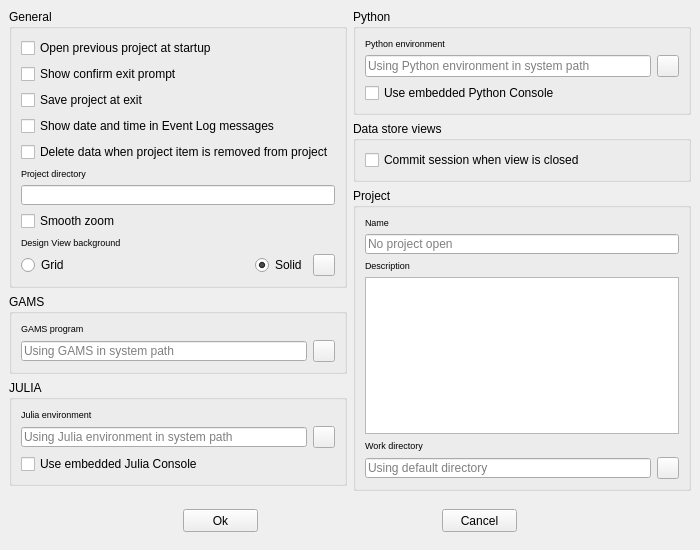
First picture: the form in spinetoolbox/ui/settings.ui, repository spine-tools/Spine-Toolbox, before the edit.
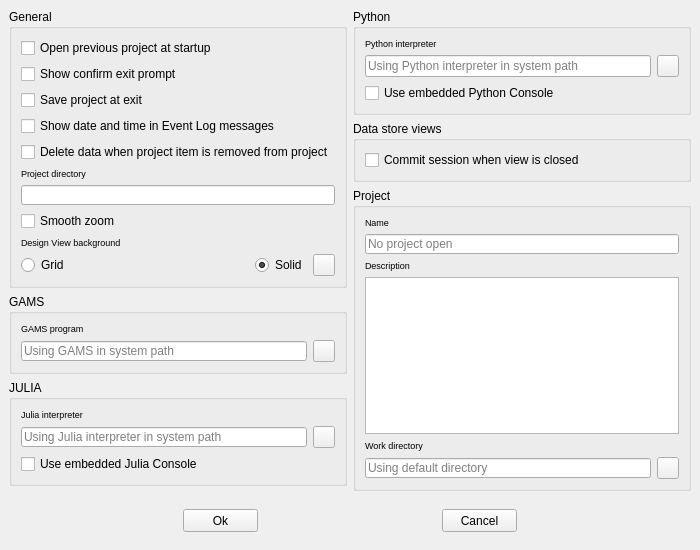
Second picture: the form after the edit.

Commit message: Settings widget now checks that the selected GAMS, Julia or Python is not a directory. Changed word 'environment' to 'interpreter' on Settings widget

What changed in the file:
```diff
--- a/spinetoolbox/ui/settings.ui
+++ b/spinetoolbox/ui/settings.ui
@@ -422,7 +422,7 @@
                </font>
               </property>
               <property name="text">
-               <string>Julia environment</string>
+               <string>Julia interpreter</string>
               </property>
              </widget>
             </item>
@@ -463,7 +463,7 @@
                <string>&lt;html&gt;&lt;head/&gt;&lt;body&gt;&lt;p&gt;Julia environment. Leave blank to use Julia defined in your system path.&lt;/p&gt;&lt;/body&gt;&lt;/html&gt;</string>
               </property>
               <property name="placeholderText">
-               <string>Using Julia environment in system path</string>
+               <string>Using Julia interpreter in system path</string>
               </property>
               <property name="clearButtonEnabled">
                <bool>true</bool>
@@ -524,7 +524,7 @@
              <string>&lt;html&gt;&lt;head/&gt;&lt;body&gt;&lt;p&gt;Python environment. Leave blank to use Python defined in your system path.&lt;/p&gt;&lt;/body&gt;&lt;/html&gt;</string>
             </property>
             <property name="placeholderText">
-             <string>Using Python environment in system path</string>
+             <string>Using Python interpreter in system path</string>
             </property>
             <property name="clearButtonEnabled">
              <bool>true</bool>
@@ -558,7 +558,7 @@
              </font>
             </property>
             <property name="text">
-             <string>Python environment</string>
+             <string>Python interpreter</string>
             </property>
            </widget>
           </item>
```
Left out of the diff: 8 changed lines with no effect on the pictures. The commit also changes 7 other files.
